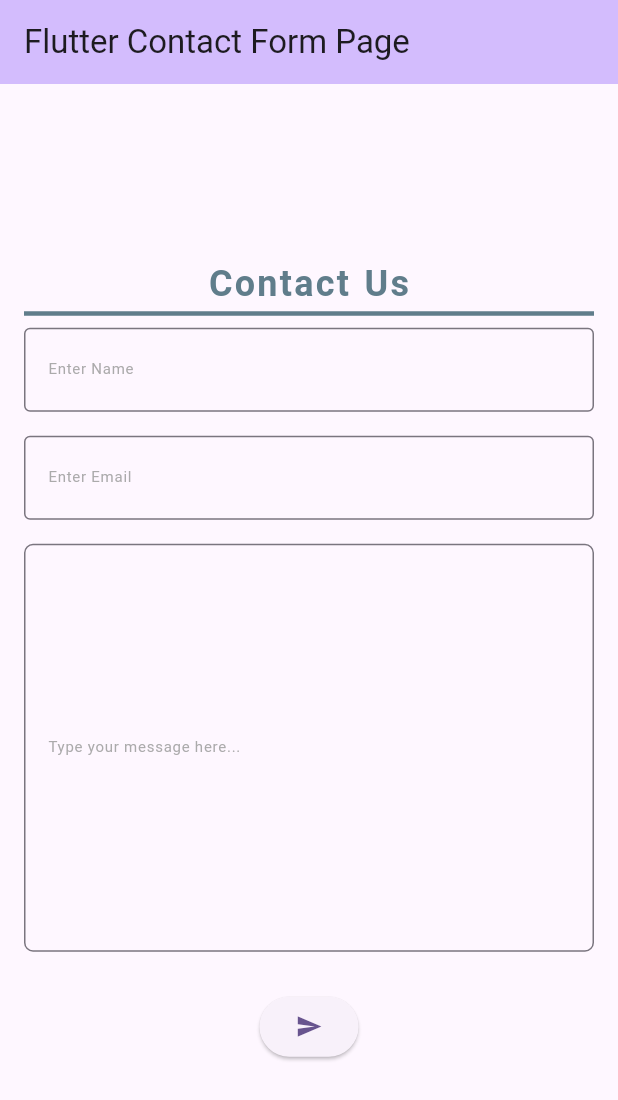
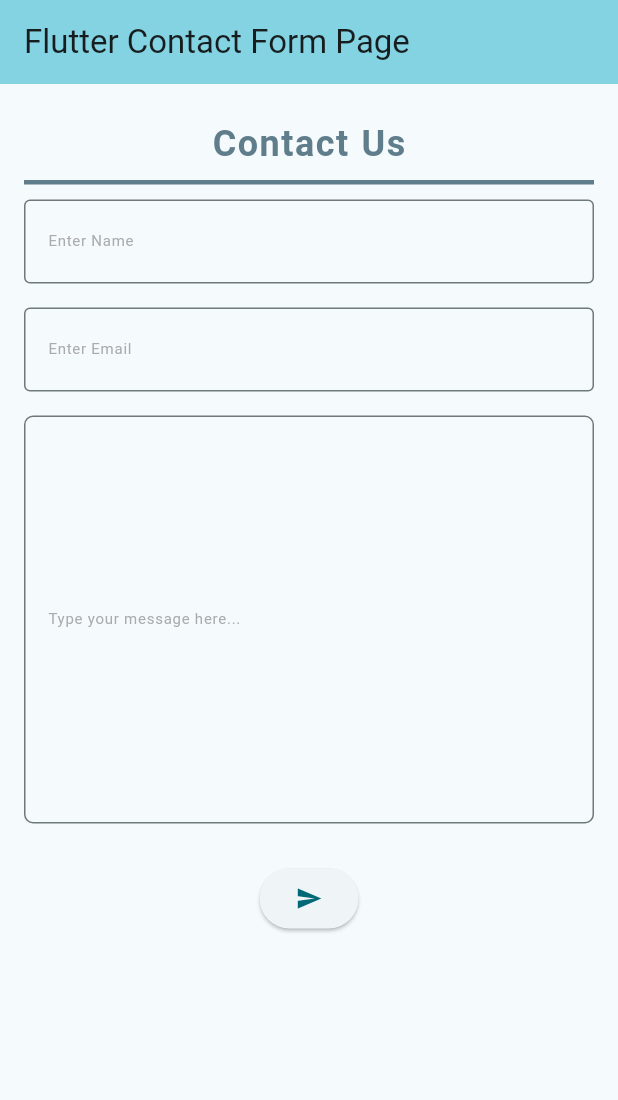
Before and after one commit to Zafron047/flutter_contact_us_form, a Flutter app: the screen it shows after launch, on a phone screen of 412 x 824 dp. Shown: the top 1100 px of the screen. Run offline on Flutter 3.47's test engine with Material 3 defaults, Android fonts, the phone set to English and light mode, and no system bars.

Commit message:
Remove Debug banner and update colorScheme

```diff
--- a/contact_form/lib/presentation/pages/contact_form.dart
+++ b/contact_form/lib/presentation/pages/contact_form.dart
@@ -6,10 +6,14 @@ class MyApp extends StatelessWidget {
   @override
   Widget build(BuildContext context) {
     return MaterialApp(
+      debugShowCheckedModeBanner: false,
       title: 'Flutter Demo',
       theme: ThemeData(
-        colorScheme: ColorScheme.fromSeed(seedColor: Colors.deepPurple),
+        colorScheme: ColorScheme.fromSeed(seedColor: Colors.cyan),
         useMaterial3: true,
+        textTheme: const TextTheme(
+          titleLarge: TextStyle(color: Colors.white),
+        ),
       ),
       home: const ContactPage(title: 'Flutter Contact Form Page'),
     );
@@ -33,25 +37,25 @@ class _ContactPageState extends State<ContactPage> {
         title: Text(widget.title),
       ),
       body: Padding(
-        padding: const EdgeInsets.all(16.0),
+        padding: const EdgeInsets.only(left: 16, right: 16, top: 16, bottom: 0),
         child: Column(
-          mainAxisAlignment: MainAxisAlignment.center,
+          mainAxisAlignment: MainAxisAlignment.start,
           children: <Widget>[
             Text("Contact Us",
                 style: TextStyle(
                   color: Color(Colors.blueGrey.value),
                   fontSize: 24,
                   fontWeight: FontWeight.bold,
-                  letterSpacing: 1.5,
-                  wordSpacing: 1.5,
-                  height: 1.5,
+                  letterSpacing: 1,
+                  wordSpacing: 1,
+                  height: 2,
                   // decoration: TextDecoration.underline
                 )),
             Container(
               height: 3,
               color: Colors.blueGrey,
             ),
-            const SizedBox(height: 8),
+            const SizedBox(height: 10),
             TextFormField(
               decoration: const InputDecoration(
                 labelText: 'Enter Name',
```
